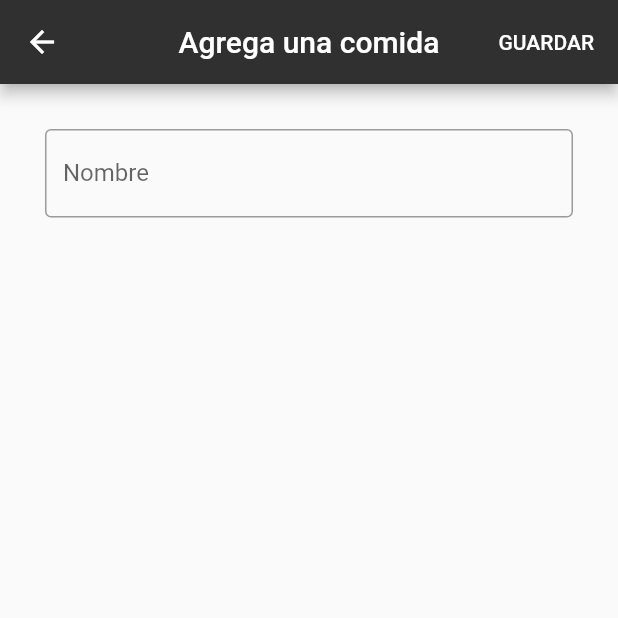
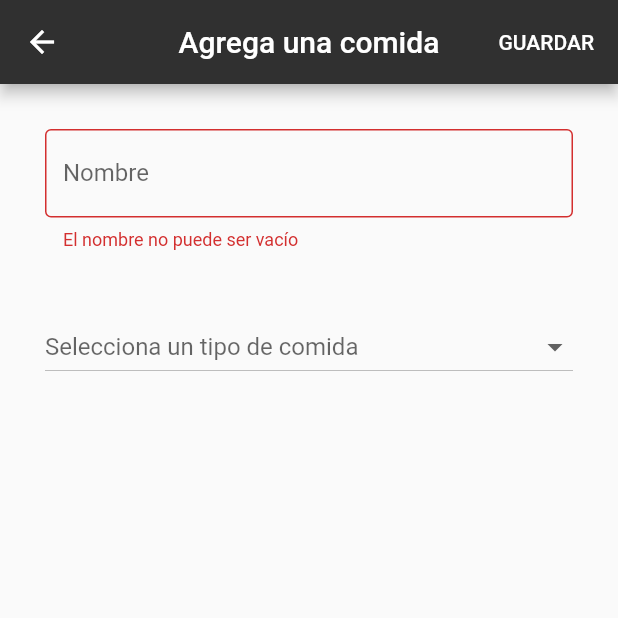
Before and after one commit to JulianH99/starving, a Flutter app: the AddFoodDialog screen opened directly, on a phone screen of 412 x 824 dp, the top half of it. Run offline on Flutter 3.47's test engine with Material 2 defaults, Android fonts, the phone set to English and light mode, and no system bars; our stand-ins replace sqflite; missing offline and left inert: bloc_provider; accounts and stored records are empty.

Commit message:
Updated dart. Adding food completed

```diff
--- a/lib/models/food.dart
+++ b/lib/models/food.dart
@@ -9,20 +9,16 @@ class Food {
 
   Food({@required this.name, @required this.foodType, this.id});
 
-  Food.fromMap(Map<String, dynamic> map)  {
+  Food.fromMap(Map<String, dynamic> map) {
     name = map['name'];
     foodType = FoodType.values[map['food_type']];
     id = map['id'];
   }
 
-  Map<String, dynamic> toMap() => {
-    "name": name,
-    "food_type": foodType
-  };
-
+  Map<String, dynamic> toMap() => {"name": name, "food_type": foodType.index};
 
   Color getColorFromType() {
-    switch(foodType) {
+    switch (foodType) {
       case FoodType.Primary:
         return Colors.green[700];
       case FoodType.Secondary:
@@ -32,16 +28,4 @@ class Food {
     }
     return Colors.black;
   }
-
-  String getTextFromType() {
-    switch(foodType) {
-      case FoodType.Primary:
-        return "Principal";
-      case FoodType.Secondary:
-        return "Secundaria";
-      case FoodType.Optional:
-        return "Opcional";
-    }
-    return "";
-  }
 }
--- a/lib/models/food_type.dart
+++ b/lib/models/food_type.dart
@@ -1,5 +1,13 @@
-enum FoodType {
-  Primary,
-  Secondary,
-  Optional
+enum FoodType { Primary, Secondary, Optional }
+
+String getTextFromType(foodType) {
+  switch (foodType) {
+    case FoodType.Primary:
+      return "Principal";
+    case FoodType.Secondary:
+      return "Secundaria";
+    case FoodType.Optional:
+      return "Opcional";
+  }
+  return "";
 }
--- a/lib/pages/add_food.dart
+++ b/lib/pages/add_food.dart
@@ -2,6 +2,7 @@ import 'package:flutter/material.dart';
 import 'package:starving/bloc/food_bloc.dart';
 import 'package:starving/models/food.dart';
 import 'package:starving/models/food_type.dart';
+import 'package:starving/extensions/capitalize.dart';
 
 class AddFoodDialog extends StatefulWidget {
   AddFoodDialog({Key key}) : super(key: key);
@@ -13,6 +14,8 @@ class AddFoodDialog extends StatefulWidget {
 class _AddFoodDialogState extends State<AddFoodDialog> {
   final _key = GlobalKey<FormState>();
 
+  String foodName;
+  FoodType foodType;
 
   @override
   Widget build(BuildContext context) {
@@ -24,8 +27,9 @@ class _AddFoodDialogState extends State<AddFoodDialog> {
             child: Text("Guardar".toUpperCase()),
             textColor: Colors.white,
             onPressed: () {
-              Navigator.of(context)
-                  .pop(Food(name: "", foodType: FoodType.Primary));
+              print("name of the food is $foodName");
+              Navigator.of(context).pop<Food>(
+                  Food(name: foodName.capitalize(), foodType: foodType));
             },
           )
         ],
@@ -33,7 +37,7 @@ class _AddFoodDialogState extends State<AddFoodDialog> {
       ),
       body: SafeArea(
         child: Form(
-          autovalidate: false,
+          autovalidate: true,
           key: _key,
           child: Container(
             padding: EdgeInsets.all(30),
@@ -45,6 +49,8 @@ class _AddFoodDialogState extends State<AddFoodDialog> {
                     if (text.isEmpty) {
                       return "El nombre no puede ser vacío";
                     }
+
+                    foodName = text;
                     return null;
                   },
                   decoration: InputDecoration(
@@ -58,8 +64,24 @@ class _AddFoodDialogState extends State<AddFoodDialog> {
                   ),
                 ),
                 SizedBox(
-                  height: 20,
+                  height: 40,
                 ),
+                DropdownButton(
+                  isExpanded: true,
+                  value: foodType,
+                  hint: Text("Selecciona un tipo de comida"),
+                  items: FoodType.values.map((FoodType value) {
+                    return new DropdownMenuItem<FoodType>(
+                      value: value,
+                      child: new Text(getTextFromType(value)),
+                    );
+                  }).toList(),
+                  onChanged: (value) {
+                    setState(() {});
+                    foodType = value;
+                    print("value $foodType");
+                  },
+                )
               ],
             ),
           ),
--- a/lib/pages/home.dart
+++ b/lib/pages/home.dart
@@ -27,12 +27,14 @@ class _HomeState extends State<Home> {
           color: Colors.white,
         ),
         onPressed: () async {
-          Food food = await Navigator.of(context).push(MaterialPageRoute<Null>(
+          Food food = await Navigator.of(context).push(MaterialPageRoute<Food>(
               builder: (BuildContext context) {
                 return AddFoodDialog();
               },
               fullscreenDialog: true));
-          await _bloc.addFood(food);
+          if (food != null) {
+            _bloc.addFood(food);
+          }
         },
       ),
       floatingActionButtonLocation: FloatingActionButtonLocation.centerDocked,
```
Also changed, not shown: lib/extensions/capitalize.dart (added, +11 -0 lines), lib/widgets/food_tile.dart (+6 -2 lines), pubspec.yaml (+1 -7 lines), pubspec.lock, 3 other files.
